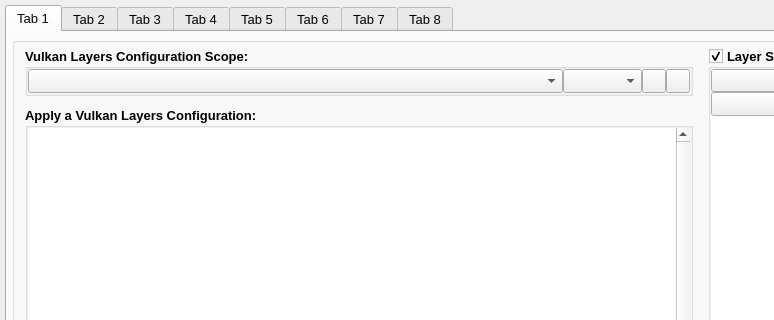
Qt form vkconfig_gui/mainwindow.ui (LunarG/VulkanTools) before a commit; both pictures show x 0 to 774 and y 0 to 320 of the 1024 by 720 pixel window.
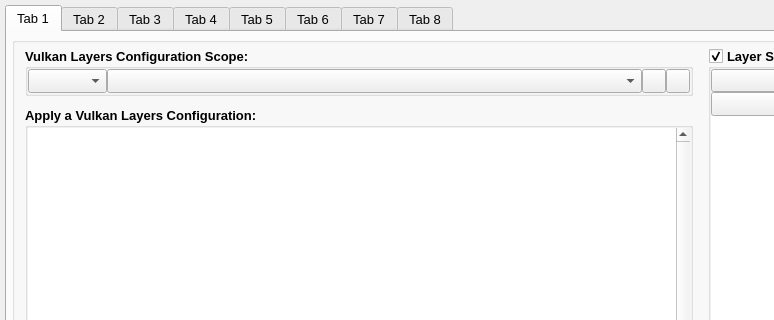
The same form after that commit. Icons and pictures are not drawn.

Commit message: vkconfig: Fix layer settings tree resize #2552

Patch:
```diff
--- a/vkconfig_gui/mainwindow.ui
+++ b/vkconfig_gui/mainwindow.ui
@@ -229,7 +229,7 @@
                      <item>
                       <widget class="QComboBox" name="configurations_executable_scope">
                        <property name="sizePolicy">
-                        <sizepolicy hsizetype="MinimumExpanding" vsizetype="Fixed">
+                        <sizepolicy hsizetype="Fixed" vsizetype="Fixed">
                          <horstretch>0</horstretch>
                          <verstretch>0</verstretch>
                         </sizepolicy>
@@ -261,7 +261,7 @@
                      <item>
                       <widget class="QComboBox" name="configurations_executable_list">
                        <property name="sizePolicy">
-                        <sizepolicy hsizetype="Preferred" vsizetype="Fixed">
+                        <sizepolicy hsizetype="Ignored" vsizetype="Fixed">
                          <horstretch>0</horstretch>
                          <verstretch>0</verstretch>
                         </sizepolicy>
@@ -285,6 +285,9 @@
                          <bold>false</bold>
                         </font>
                        </property>
+                       <property name="sizeAdjustPolicy">
+                        <enum>QComboBox::AdjustToContents</enum>
+                       </property>
                       </widget>
                      </item>
                      <item>
```
The commit also changes 2 other files.
